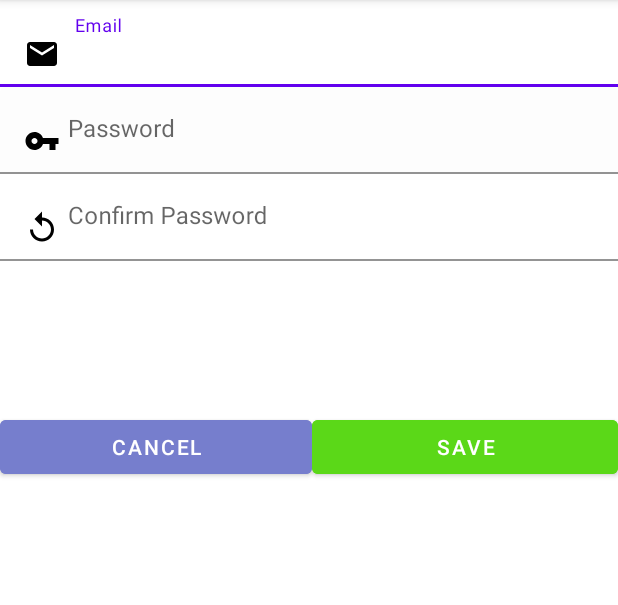
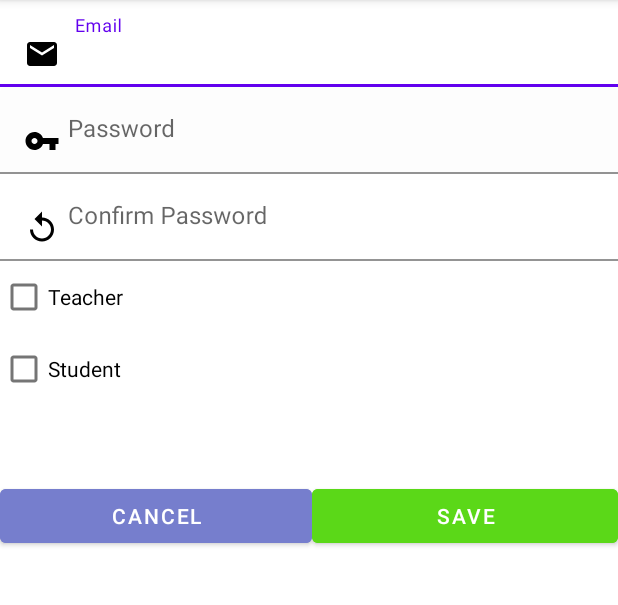
Before and after one commit to Abdalrhman210505/AbdalrhmanFinalProject, an Android app: the SignUpActivity screen opened directly, with no data from a screen before it, on a phone screen of 412 x 824 dp, the part 84-689 px from its top. Run offline under Robolectric (Android 15) with nearby library versions, the phone set to English and light mode, and no system bars; our stand-ins replace Firebase (no records; nobody signed in at launch, a user with empty details on screens opened directly).

Commit message:
designing

```diff
--- a/app/src/main/java/yassen/salam/abdalrhmanfinalproject/SignUpActivity.java
+++ b/app/src/main/java/yassen/salam/abdalrhmanfinalproject/SignUpActivity.java
@@ -7,6 +7,7 @@ import android.content.Intent;
 import android.os.Bundle;
 import android.view.View;
 import android.widget.Button;
+import android.widget.CheckBox;
 import android.widget.Toast;
 
 import com.google.android.gms.tasks.OnCompleteListener;
@@ -22,7 +23,8 @@ public class SignUpActivity extends AppCompatActivity {
     private TextInputEditText hConfirm;
     private Button btnsave;
     private Button btncancel;
-    private FloatingActionButton bmail;
+    private CheckBox chT;
+    private CheckBox chS;
 
 
 
@@ -35,7 +37,8 @@ public class SignUpActivity extends AppCompatActivity {
         hConfirm = findViewById(R.id.hConfirm);
         btnsave = findViewById(R.id.btnsave);
         btncancel=findViewById(R.id.btncancel);
-        bmail=findViewById(R.id.bmail);
+        chT=findViewById(R.id.chT);
+        chS=findViewById(R.id.chS);
         btnsave.setOnClickListener(new View.OnClickListener() {
             @Override
             public void onClick(View view) {
--- a/app/src/main/res/layout/activity_sign_up.xml
+++ b/app/src/main/res/layout/activity_sign_up.xml
@@ -49,13 +49,25 @@
             android:id="@+id/hConfirm"
             android:layout_width="match_parent"
             android:layout_height="wrap_content"
-            android:layout_marginBottom="50dp"
             android:backgroundTint="#FFFFFF"
             android:drawableStart="@drawable/ic_baseline_replay_24"
             android:drawableLeft="@drawable/ic_baseline_replay_24"
             android:drawablePadding="5dp"
             android:hint="Confirm Password" />
+
     </com.google.android.material.textfield.TextInputLayout>
+
+    <CheckBox
+        android:id="@+id/chT"
+        android:layout_width="match_parent"
+        android:layout_height="wrap_content"
+        android:text="Teacher" />
+
+    <CheckBox
+        android:id="@+id/chS"
+        android:layout_width="match_parent"
+        android:layout_height="wrap_content"
+        android:text="Student" />
 
     <LinearLayout
         android:layout_width="match_parent"
```
